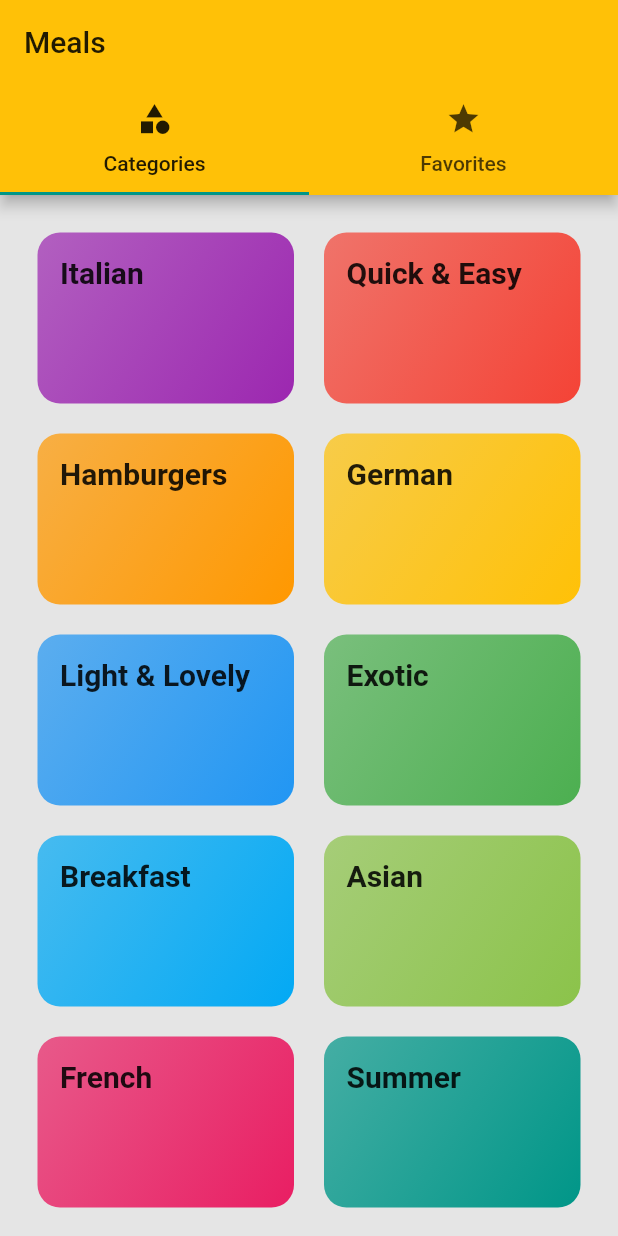
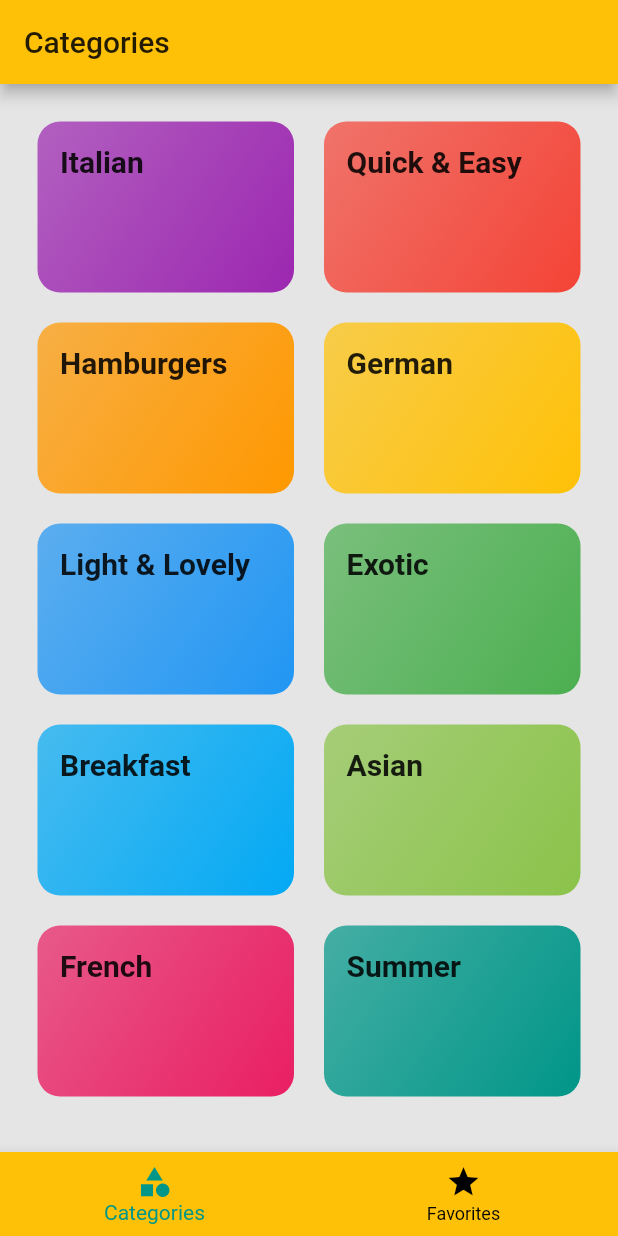
Before and after one commit to JaavierR/meals-app, a Flutter app: the screen it shows after launch, on a phone screen of 412 x 824 dp. Run offline on Flutter 3.47's test engine with Material 2 defaults, Android fonts, the phone set to English and light mode, and no system bars; Roboto replaces fonts that are missing (Raleway, RobotoCondensed).

```diff
--- a/lib/screens/tabs_screen.dart
+++ b/lib/screens/tabs_screen.dart
@@ -8,33 +8,48 @@ class TabsScreen extends StatefulWidget {
   _TabsScreenState createState() => _TabsScreenState();
 }
 
+// Adding tabs on top of the screen it can be achieved with
+// a stateless widget
+
 class _TabsScreenState extends State<TabsScreen> {
+  final List<Map<String, Object>> _pages = [
+    {'page': CategoriesScreen(), 'title': 'Categories'},
+    {'page': FavoritesScreen(), 'title': 'Your Favorite'},
+  ];
+  int _selectedPageIndex = 0;
+
+  void _selectPage(int index) {
+    setState(() {
+      _selectedPageIndex = index;
+    });
+  }
+
   @override
   Widget build(BuildContext context) {
-    return DefaultTabController(
-      length: 2,
-      child: Scaffold(
-        appBar: AppBar(
-          title: Text('Meals'),
-          bottom: TabBar(tabs: <Widget>[
-            Tab(
-              icon: Icon(
-                Icons.category,
-              ),
-              text: 'Categories',
-            ),
-            Tab(
-              icon: Icon(
-                Icons.star,
-              ),
-              text: 'Favorites',
-            ),
-          ]),
-        ),
-        body: TabBarView(children: <Widget>[
-          CategoriesScreen(),
-          FavoritesScreen(),
-        ]),
+    return Scaffold(
+      appBar: AppBar(
+        title: Text(_pages[_selectedPageIndex]['title']),
+      ),
+      body: _pages[_selectedPageIndex]['page'],
+      bottomNavigationBar: BottomNavigationBar(
+        onTap: _selectPage,
+        backgroundColor: Theme.of(context).primaryColor,
+        unselectedItemColor: Colors.black,
+        selectedItemColor: Theme.of(context).accentColor,
+        currentIndex: _selectedPageIndex,
+        // type: BottomNavigationBarType.shifting,
+        items: [
+          BottomNavigationBarItem(
+            // backgroundColor: Theme.of(context).primaryColor,
+            icon: Icon(Icons.category),
+            title: Text('Categories'),
+          ),
+          BottomNavigationBarItem(
+            // backgroundColor: Theme.of(context).primaryColor,
+            icon: Icon(Icons.star),
+            title: Text('Favorites'),
+          ),
+        ],
       ),
     );
   }
```
